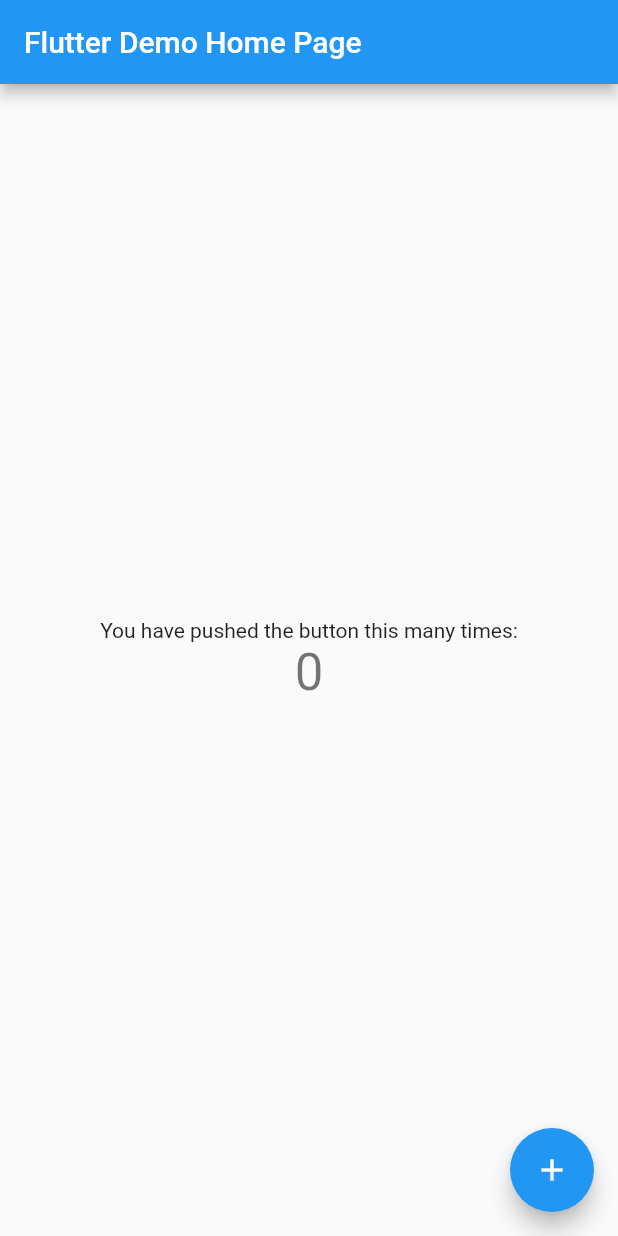
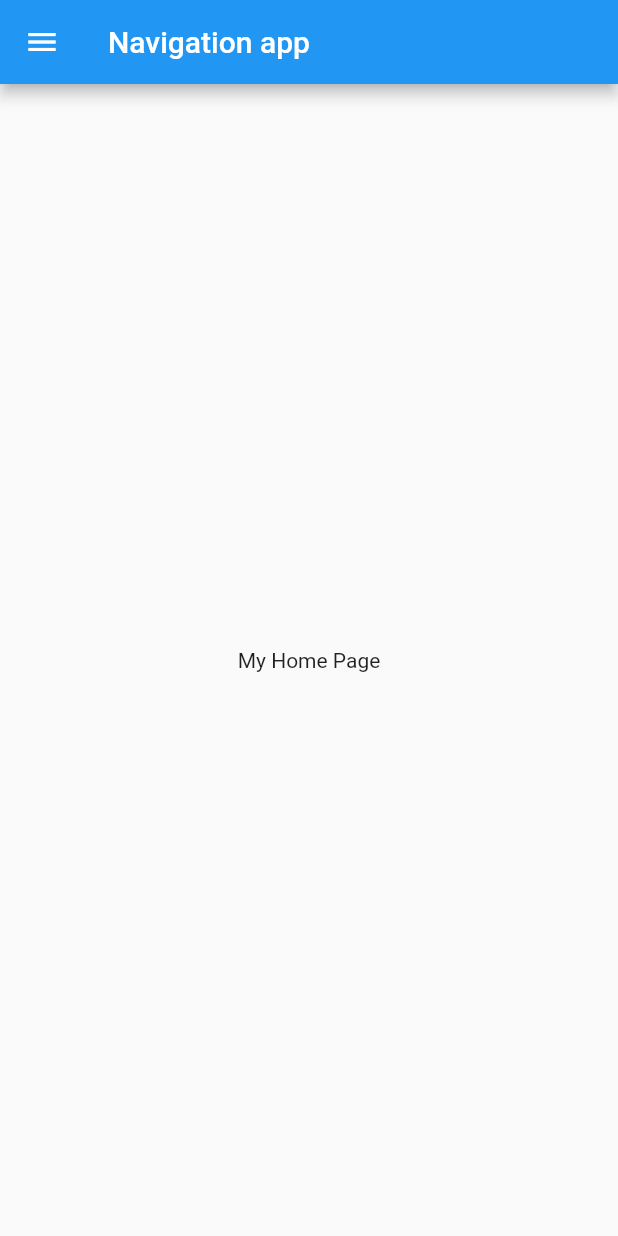
Before and after one commit to Monrocq/afpa_demo, a Flutter app: the screen it shows after launch, on a phone screen of 412 x 824 dp. Run offline on Flutter 3.47's test engine with Material 2 defaults, Android fonts, the phone set to English and light mode, and no system bars.

Commit message:
Navigation exemple

```diff
--- a/lib/main.dart
+++ b/lib/main.dart
@@ -3,6 +3,10 @@
 // BSD-style license that can be found in the LICENSE file.
 
 import 'package:flutter/material.dart';
+import 'package:projet_de_test/screens/my_home_page.dart';
+import 'package:projet_de_test/screens/page1.dart';
+import 'package:projet_de_test/screens/page2.dart';
+import 'package:projet_de_test/screens/page3.dart';
 
 void main() => runApp(MyApp());
 
@@ -10,62 +14,17 @@
   @override
   Widget build(BuildContext context) {
     return MaterialApp(
-      title: 'Flutter Demo',
+      title: 'Navigation App',
       debugShowCheckedModeBanner: false,
       theme: ThemeData(
         primarySwatch: Colors.blue,
       ),
-      home: const MyHomePage(title: 'Flutter Demo Home Page'),
+      routes: {
+        MyHomePage.routeName: (context) => MyHomePage(),
+        Page1.routeName: (context) => Page1(),
+        Page2.routeName: (context) => Page2(),
+        Page3.routeName: (context) => Page3()
+      },
     );
   }
 }
-
-class MyHomePage extends StatefulWidget {
-  final String title;
-
-  const MyHomePage({
-    Key? key,
-    required this.title,
-  }) : super(key: key);
-
-  @override
-  _MyHomePageState createState() => _MyHomePageState();
-}
-
-class _MyHomePageState extends State<MyHomePage> {
-  int _counter = 0;
-
-  void _incrementCounter() {
-    setState(() {
-      _counter++;
-    });
-  }
-
-  @override
-  Widget build(BuildContext context) {
-    return Scaffold(
-      appBar: AppBar(
-        title: Text(widget.title),
-      ),
-      body: Center(
-        child: Column(
-          mainAxisAlignment: MainAxisAlignment.center,
-          children: [
-            const Text(
-              'You have pushed the button this many times:',
-            ),
-            Text(
-              '$_counter',
-              style: Theme.of(context).textTheme.headline4,
-            ),
-          ],
-        ),
-      ),
-      floatingActionButton: FloatingActionButton(
-        onPressed: _incrementCounter,
-        tooltip: 'Increment',
-        child: const Icon(Icons.add),
-      ),
-    );
-  }
-}
--- /dev/null
+++ b/lib/screens/my_home_page.dart
@@ -0,0 +1,21 @@
+import 'package:flutter/material.dart';
+import 'package:projet_de_test/widgets/globals/scaffold_custom.dart';
+
+class MyHomePage extends StatefulWidget {
+  static const String routeName = "/";
+  const MyHomePage({
+    Key? key,
+  }) : super(key: key);
+
+  @override
+  _MyHomePageState createState() => _MyHomePageState();
+}
+
+class _MyHomePageState extends State<MyHomePage> {
+  @override
+  Widget build(BuildContext context) {
+    return ScaffoldCustom(
+      body: Center(child: Text("My Home Page")),
+    );
+  }
+}
--- /dev/null
+++ b/lib/widgets/globals/scaffold_custom.dart
@@ -0,0 +1,48 @@
+import 'package:flutter/material.dart';
+import 'package:projet_de_test/screens/my_home_page.dart';
+import 'package:projet_de_test/screens/page1.dart';
+import 'package:projet_de_test/screens/page2.dart';
+import 'package:projet_de_test/screens/page3.dart';
+
+class ScaffoldCustom extends StatelessWidget {
+  final Widget body;
+  const ScaffoldCustom({Key? key, required this.body}) : super(key: key);
+
+  @override
+  Widget build(BuildContext context) {
+    return Scaffold(
+        appBar: AppBar(
+          title: Text('Navigation app'),
+        ),
+        drawer: Drawer(
+          child: ListView(
+            padding: EdgeInsets.zero,
+            children: [
+              DrawerHeader(
+                padding: EdgeInsets.zero,
+                margin: EdgeInsets.zero,
+                decoration: BoxDecoration(
+                    image: DecorationImage(
+                        image: NetworkImage(
+                            "https://cdn.pixabay.com/photo/2016/08/11/23/48/mountains-1587287_1280.jpg"))),
+                child: IconButton(
+                    icon: Icon(
+                      Icons.home,
+                      size: 50,
+                      color: Colors.red,
+                    ),
+                    onPressed: () => Navigator.of(context)
+                      ..pop()
+                      ..pushReplacementNamed(MyHomePage.routeName)),
+              ),
+              ListTile(
+                  title: Text("Page 1"),
+                  onTap: () => Navigator.of(context)
+                    ..pop()
+                    ..pushReplacementNamed(Page1.routeName)),
+            ],
+          ),
+        ),
+        body: body);
+  }
+}
```
Also changed, not shown: lib/screens/page1.dart (added, +15 -0 lines), lib/screens/page2.dart (added, +15 -0 lines), lib/screens/page3.dart (added, +15 -0 lines).
